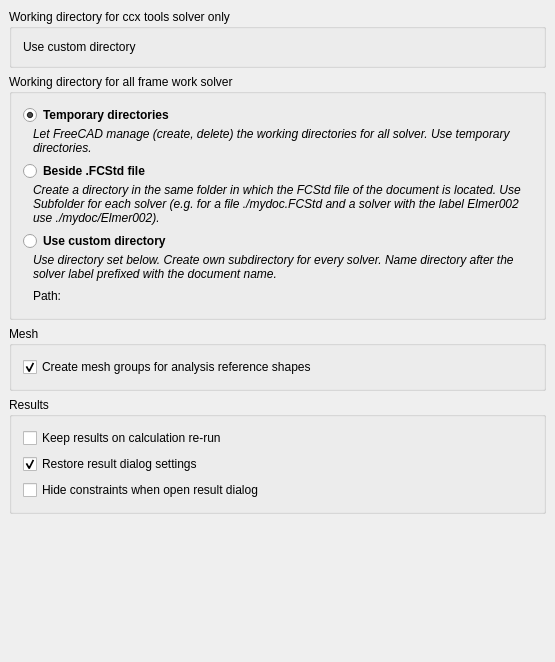
This is src/Mod/Fem/Gui/DlgSettingsFemGeneral.ui in berndhahnebach/All_FreeCAD as Qt 5 draws it before an edit. The edited form follows.
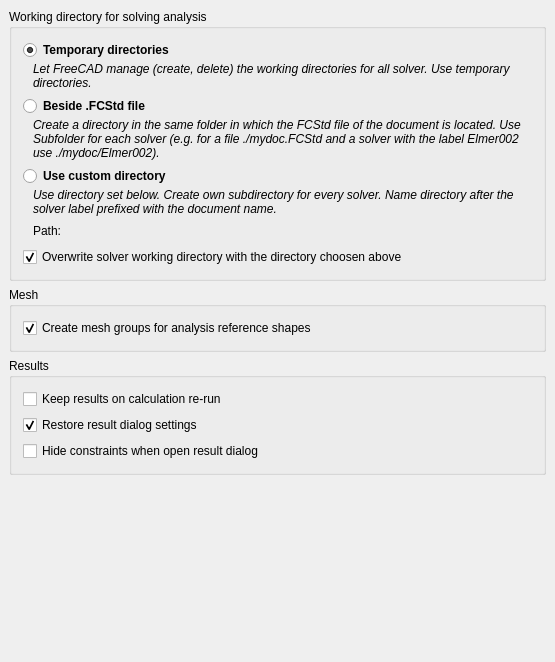
This is the edited form. Custom widgets are drawn as their Qt base class.

Commit message: FEM: ccx tools, use working dir prefs from solver framework

```diff
--- a/src/Mod/Fem/Gui/DlgSettingsFemGeneral.ui
+++ b/src/Mod/Fem/Gui/DlgSettingsFemGeneral.ui
@@ -22,82 +22,6 @@
    </property>
    <item row="1" column="0">
     <layout class="QVBoxLayout" name="verticalLayout_2">
-     <item>
-      <widget class="QGroupBox" name="gb_1_analysis">
-       <property name="sizePolicy">
-        <sizepolicy hsizetype="Preferred" vsizetype="Preferred">
-         <horstretch>0</horstretch>
-         <verstretch>0</verstretch>
-        </sizepolicy>
-       </property>
-       <property name="layoutDirection">
-        <enum>Qt::LeftToRight</enum>
-       </property>
-       <property name="title">
-        <string>Working directory for ccx tools solver only</string>
-       </property>
-       <property name="alignment">
-        <set>Qt::AlignLeading|Qt::AlignLeft|Qt::AlignTop</set>
-       </property>
-       <layout class="QHBoxLayout" name="horizontalLayout_6">
-        <property name="sizeConstraint">
-         <enum>QLayout::SetNoConstraint</enum>
-        </property>
-        <item>
-         <layout class="QVBoxLayout" name="verticalLayout_9">
-          <item>
-           <layout class="QGridLayout" name="gl_analysis">
-            <item row="2" column="2">
-             <widget class="Gui::PrefFileChooser" name="fc_analysis_working_directory" native="true">
-              <property name="enabled">
-               <bool>true</bool>
-              </property>
-              <property name="sizePolicy">
-               <sizepolicy hsizetype="Preferred" vsizetype="Preferred">
-                <horstretch>0</horstretch>
-                <verstretch>0</verstretch>
-               </sizepolicy>
-              </property>
-              <property name="baseSize">
-               <size>
-                <width>0</width>
-                <height>0</height>
-               </size>
-              </property>
-              <property name="prefEntry" stdset="0">
-               <cstring>WorkingDir</cstring>
-              </property>
-              <property name="mode">
-               <enum>Gui::FileChooser::Directory</enum>
-              </property>
-              <property name="prefPath" stdset="0">
-               <cstring>Mod/Fem/General</cstring>
-              </property>
-             </widget>
-            </item>
-            <item row="2" column="0">
-             <widget class="QLabel" name="l_analysis_working_directory">
-              <property name="enabled">
-               <bool>true</bool>
-              </property>
-              <property name="minimumSize">
-               <size>
-                <width>100</width>
-                <height>0</height>
-               </size>
-              </property>
-              <property name="text">
-               <string>Use custom directory</string>
-              </property>
-             </widget>
-            </item>
-           </layout>
-          </item>
-         </layout>
-        </item>
-       </layout>
-      </widget>
-     </item>
      <item>
       <widget class="QGroupBox" name="gb_2_workingdir">
        <property name="sizePolicy">
@@ -107,7 +31,7 @@
         </sizepolicy>
        </property>
        <property name="title">
-        <string>Working directory for all frame work solver</string>
+        <string>Working directory for solving analysis</string>
        </property>
        <layout class="QVBoxLayout" name="verticalLayout_3">
         <item>
@@ -312,6 +236,29 @@
           </item>
          </layout>
         </item>
+        <item>
+         <layout class="QVBoxLayout" name="verticalLayout_10">
+          <item>
+           <widget class="Gui::PrefCheckBox" name="cb_overwrite_solver_working_directory">
+            <property name="layoutDirection">
+             <enum>Qt::LeftToRight</enum>
+            </property>
+            <property name="text">
+             <string>Overwrite solver working directory with the directory choosen above</string>
+            </property>
+            <property name="checked">
+             <bool>true</bool>
+            </property>
+            <property name="prefEntry" stdset="0">
+             <cstring>OverwriteSolverWorkingDirectory</cstring>
+            </property>
+            <property name="prefPath" stdset="0">
+             <cstring>Mod/Fem/General</cstring>
+            </property>
+           </widget>
+          </item>
+         </layout>
+        </item>
        </layout>
       </widget>
      </item>
```
The commit also changes 3 other files.
